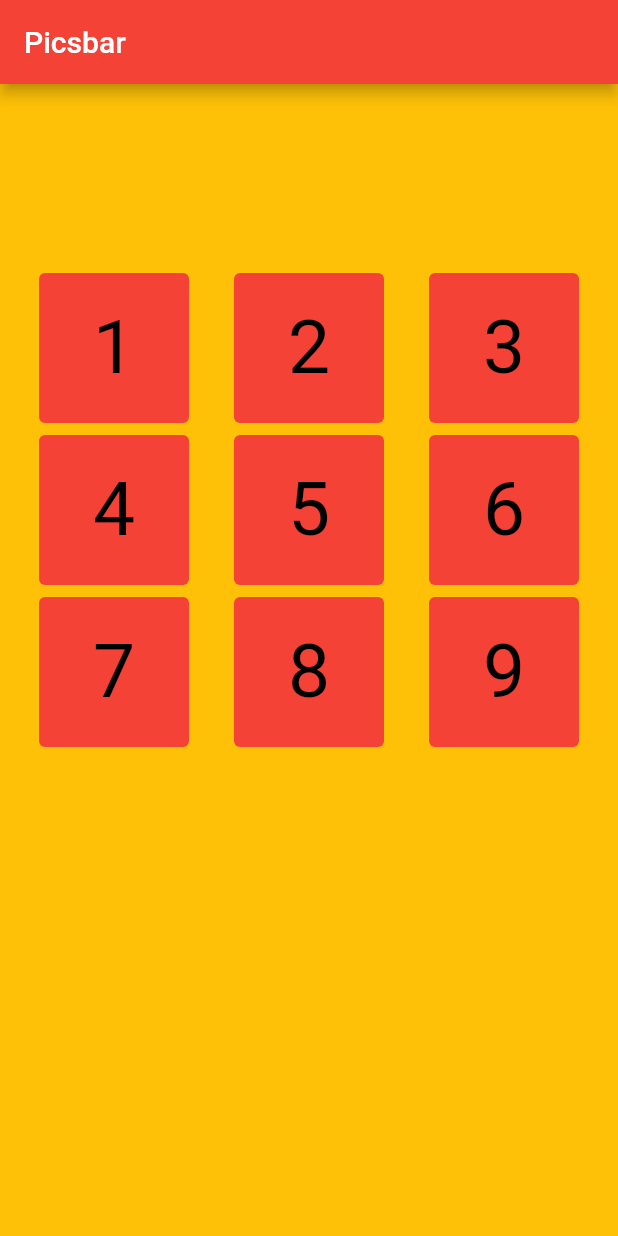
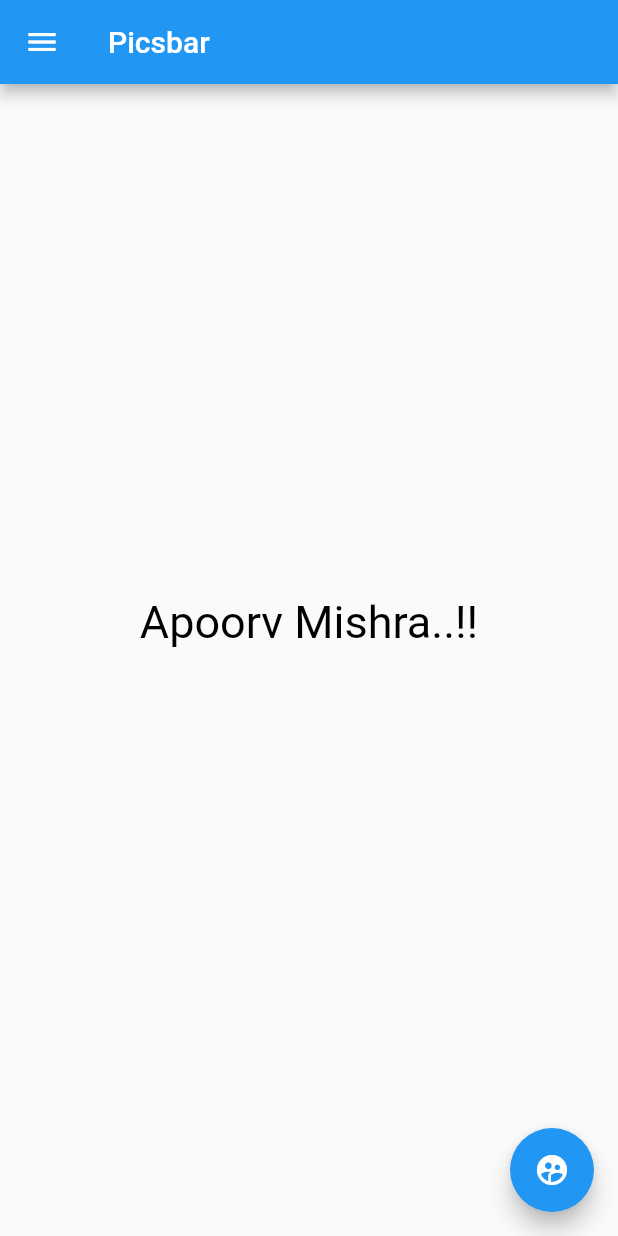
Before and after one commit to APOORVMISHRA21/FlutterUI, a Flutter app: the screen it shows after launch, on a phone screen of 412 x 824 dp. Run offline on Flutter 3.47's test engine with Material 2 defaults, Android fonts, the phone set to English and light mode, and no system bars.

Commit message:
#flutter1 drawer&fab

```diff
--- a/lib/main.dart
+++ b/lib/main.dart
@@ -4,7 +4,7 @@ void main() {
   runApp(MaterialApp(
       debugShowCheckedModeBanner: false,
       home: HomePage(),
-      theme: ThemeData(primarySwatch: Colors.red)));
+      theme: ThemeData(primarySwatch: Colors.blue)));
 }
 
 class HomePage extends StatelessWidget {
@@ -12,131 +12,46 @@ class HomePage extends StatelessWidget {
   Widget build(BuildContext context) {
     return Scaffold(
         appBar: AppBar(title: Text("Picsbar")),
-      body: Container(
-        color: Colors.cyanAccent,
-        child: Center(
-          child: Container(
-              color: Colors.amber,
-              padding: EdgeInsets.fromLTRB(0, 0, 0, 200),
-              child: Column(
-                mainAxisAlignment: MainAxisAlignment.center,
+        drawer: Drawer(
+          child: ListView(
+            padding: const EdgeInsets.all(0),
             children: [
-                  Row(
-                    mainAxisAlignment: MainAxisAlignment.spaceEvenly,
-                    children: [
-                      Container(
-                          width: 100,
-                          height: 100,
-                          margin: EdgeInsets.all(4),
-                          decoration: BoxDecoration(
-                              borderRadius: BorderRadius.circular(4),
-                              color: Colors.red),
-                          child: Center(
-                              child: Text("1",
-                                  style: TextStyle(
-                                      fontSize: 50, color: Colors.black)))),
-                      Container(
-                          width: 100,
-                          height: 100,
-                          margin: EdgeInsets.all(4),
-                          decoration: BoxDecoration(
-                              borderRadius: BorderRadius.circular(4),
-                              color: Colors.red),
-                          child: Center(
-                              child: Text("2",
-                                  style: TextStyle(
-                                      fontSize: 50, color: Colors.black)))),
-                      Container(
-                          width: 100,
-                          height: 100,
-                          margin: EdgeInsets.all(4),
-                          decoration: BoxDecoration(
-                              borderRadius: BorderRadius.circular(4),
-                              color: Colors.red),
-                          child: Center(
-                              child: Text("3",
-                                  style: TextStyle(
-                                      fontSize: 50, color: Colors.black))))
+              UserAccountsDrawerHeader(
+                accountName: Text("Apoorv Mishra"),
+                accountEmail: Text("443_bt19@iiitkalyani.ac.in"),
+                currentAccountPicture: CircleAvatar(
+                  backgroundImage: NetworkImage(
+                      "https://images.unsplash.com/flagged/photo-1570612861542-284f4c12e75f?ixlib=rb-1.2.1&ixid=MnwxMjA3fDB8MHxwaG90by1wYWdlfHx8fGVufDB8fHx8&auto=format&fit=crop&w=1170&q=80"),
+                ),
+              ),
+              ListTile(
+                  leading: Icon(Icons.person),
+                  title: Text("Apoorv Mishra"),
+                  subtitle: Text("Developer"),
+                  trailing: Icon(Icons.edit)),
+              ListTile(
+                  leading: Icon(Icons.mail),
+                  title: Text("Email"),
+                  subtitle: Text("443_bt19@iiitkalyani.ac.in"),
+                  trailing: Icon(Icons.edit)),
+              ListTile(
+                leading: Icon(Icons.logout),
+                title: Text("Log Out"),
+              ),
+              ListTile(leading: Icon(Icons.star), title: Text("Rate Us"))
             ],
           ),
-                  Row(
-                      mainAxisAlignment: MainAxisAlignment.spaceEvenly,
-                      children: [
-                        Container(
-                            width: 100,
-                            height: 100,
-                            margin: EdgeInsets.all(4),
-                            decoration: BoxDecoration(
-                                borderRadius: BorderRadius.circular(4),
-                                color: Colors.red),
+        ),
+        body: Container(
+          padding: EdgeInsets.fromLTRB(0, 0, 0, 50),
           child: Center(
-                                child: Text("4",
-                                    style: TextStyle(
-                                        fontSize: 50, color: Colors.black)))),
-                        Container(
-                            width: 100,
-                            height: 100,
-                            margin: EdgeInsets.all(4),
-                            decoration: BoxDecoration(
-                                borderRadius: BorderRadius.circular(4),
-                                color: Colors.red),
-                            child: Center(
-                                child: Text("5",
-                                    style: TextStyle(
-                                        fontSize: 50, color: Colors.black)))),
-                        Container(
-                            width: 100,
-                            height: 100,
-                            margin: EdgeInsets.all(4),
-                            decoration: BoxDecoration(
-                                borderRadius: BorderRadius.circular(4),
-                                color: Colors.red),
-                            child: Center(
-                                child: Text("6",
-                                    style: TextStyle(
-                                        fontSize: 50, color: Colors.black))))
-                      ]),
-                  Row(
-                      mainAxisAlignment: MainAxisAlignment.spaceEvenly,
-                      children: [
-                        Container(
-                            width: 100,
-                            height: 100,
-                            margin: EdgeInsets.all(4),
-                            decoration: BoxDecoration(
-                                borderRadius: BorderRadius.circular(4),
-                                color: Colors.red),
-                            child: Center(
-                                child: Text("7",
-                                    style: TextStyle(
-                                        fontSize: 50, color: Colors.black)))),
-                        Container(
-                            width: 100,
-                            height: 100,
-                            margin: EdgeInsets.all(4),
-                            decoration: BoxDecoration(
-                                borderRadius: BorderRadius.circular(4),
-                                color: Colors.red),
-                            child: Center(
-                                child: Text("8",
-                                    style: TextStyle(
-                                        fontSize: 50, color: Colors.black)))),
-                        Container(
-                            width: 100,
-                            height: 100,
-                            margin: EdgeInsets.all(4),
-                            decoration: BoxDecoration(
-                                borderRadius: BorderRadius.circular(4),
-                                color: Colors.red),
-                            child: Center(
-                                child: Text("9",
-                                    style: TextStyle(
-                                        fontSize: 50, color: Colors.black))))
-                      ])
-                ],
-              )),
+            child: Text(
+              "Apoorv Mishra..!!",
+              style: TextStyle(color: Colors.black, fontSize: 30),
             ),
           ),
-    );
+        ),
+        floatingActionButton: FloatingActionButton(
+            child: Icon(Icons.supervised_user_circle), onPressed: () {}));
   }
 }
```
Lines whose indentation alone changed are shown as unchanged.
